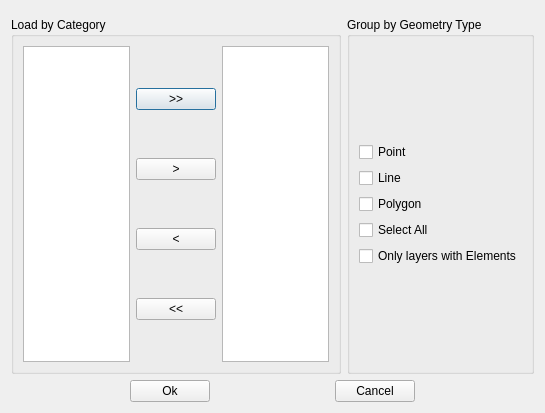
dsgoficial/DsgTools, file LayerTools/load_by_category_dialog.ui: the form before one commit.
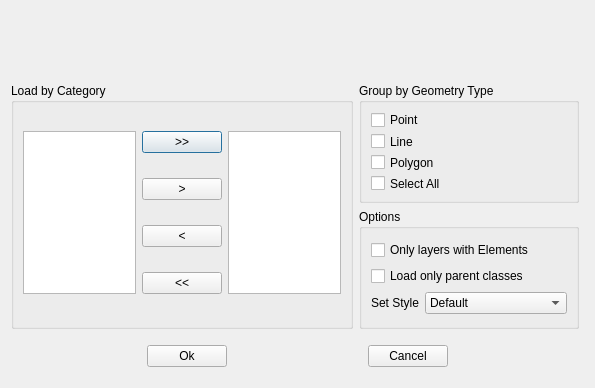
The form after the commit. Custom widgets are drawn as their Qt base class.

Commit message: major load layer refactor (styles missing)

Patch:
```diff
--- a/LayerTools/load_by_category_dialog.ui
+++ b/LayerTools/load_by_category_dialog.ui
@@ -6,37 +6,37 @@
    <rect>
     <x>0</x>
     <y>0</y>
-    <width>545</width>
-    <height>413</height>
+    <width>595</width>
+    <height>388</height>
    </rect>
   </property>
   <property name="windowTitle">
    <string>Load Layers by Category</string>
   </property>
-  <layout class="QGridLayout" name="gridLayout">
-   <item row="0" column="0">
+  <layout class="QGridLayout" name="gridLayout_6">
+   <item row="0" column="0" colspan="2">
     <widget class="ConnectionWidget" name="widget" native="true"/>
    </item>
    <item row="1" column="0">
-    <layout class="QGridLayout" name="gridLayout_4">
-     <item row="0" column="0">
       <widget class="QGroupBox" name="groupBox">
        <property name="title">
         <string>Load by Category</string>
        </property>
        <layout class="QGridLayout" name="gridLayout_3">
-        <item row="0" column="0">
-         <layout class="QHBoxLayout" name="horizontalLayout_3">
-          <item>
+      <item row="0" column="0" rowspan="4">
            <widget class="QListWidget" name="listWidgetCategoryFrom">
+        <property name="sizePolicy">
+         <sizepolicy hsizetype="Preferred" vsizetype="Preferred">
+          <horstretch>0</horstretch>
+          <verstretch>0</verstretch>
+         </sizepolicy>
+        </property>
             <property name="selectionMode">
              <enum>QAbstractItemView::MultiSelection</enum>
             </property>
            </widget>
           </item>
-          <item>
-           <layout class="QVBoxLayout" name="verticalLayout_2">
-            <item>
+      <item row="0" column="1">
              <widget class="QPushButton" name="pushButtonSelectAll">
               <property name="toolTip">
                <string>Select all categories in the database</string>
@@ -46,7 +46,20 @@
               </property>
              </widget>
             </item>
-            <item>
+      <item row="0" column="2" rowspan="4">
+       <widget class="QListWidget" name="listWidgetCategoryTo">
+        <property name="sizePolicy">
+         <sizepolicy hsizetype="Preferred" vsizetype="Preferred">
+          <horstretch>0</horstretch>
+          <verstretch>0</verstretch>
+         </sizepolicy>
+        </property>
+        <property name="selectionMode">
+         <enum>QAbstractItemView::MultiSelection</enum>
+        </property>
+       </widget>
+      </item>
+      <item row="1" column="1">
              <widget class="QPushButton" name="pushButtonSelectOne">
               <property name="toolTip">
                <string>Select only the selected</string>
@@ -56,7 +69,7 @@
               </property>
              </widget>
             </item>
-            <item>
+      <item row="2" column="1">
              <widget class="QPushButton" name="pushButtonDeselectOne">
               <property name="toolTip">
                <string>Remove from list only the selected categories</string>
@@ -66,7 +79,7 @@
               </property>
              </widget>
             </item>
-            <item>
+      <item row="3" column="1">
              <widget class="QPushButton" name="pushButtonDeselectAll">
               <property name="toolTip">
                <string>Remove all categories</string>
@@ -77,21 +90,33 @@
              </widget>
             </item>
            </layout>
-          </item>
-          <item>
-           <widget class="QListWidget" name="listWidgetCategoryTo">
-            <property name="selectionMode">
-             <enum>QAbstractItemView::MultiSelection</enum>
-            </property>
-           </widget>
-          </item>
-         </layout>
-        </item>
-       </layout>
-      </widget>
-     </item>
-     <item row="0" column="1">
+    </widget>
+   </item>
+   <item row="1" column="1">
+    <layout class="QGridLayout" name="gridLayout_5">
+     <property name="rightMargin">
+      <number>5</number>
+     </property>
+     <item row="0" column="0">
       <widget class="QGroupBox" name="groupBox_2">
+       <property name="sizePolicy">
+        <sizepolicy hsizetype="Fixed" vsizetype="Fixed">
+         <horstretch>0</horstretch>
+         <verstretch>0</verstretch>
+        </sizepolicy>
+       </property>
+       <property name="minimumSize">
+        <size>
+         <width>220</width>
+         <height>120</height>
+        </size>
+       </property>
+       <property name="maximumSize">
+        <size>
+         <width>220</width>
+         <height>120</height>
+        </size>
+       </property>
        <property name="title">
         <string>Group by Geometry Type</string>
        </property>
@@ -126,22 +151,128 @@
             </property>
            </widget>
           </item>
-          <item>
+         </layout>
+        </item>
+       </layout>
+      </widget>
+     </item>
+     <item row="1" column="0">
+      <widget class="QGroupBox" name="groupBox_3">
+       <property name="sizePolicy">
+        <sizepolicy hsizetype="Fixed" vsizetype="Fixed">
+         <horstretch>0</horstretch>
+         <verstretch>0</verstretch>
+        </sizepolicy>
+       </property>
+       <property name="minimumSize">
+        <size>
+         <width>220</width>
+         <height>120</height>
+        </size>
+       </property>
+       <property name="maximumSize">
+        <size>
+         <width>220</width>
+         <height>120</height>
+        </size>
+       </property>
+       <property name="title">
+        <string>Options</string>
+       </property>
+       <layout class="QGridLayout" name="gridLayout">
+        <item row="0" column="0">
+         <layout class="QGridLayout" name="gridLayout_4">
+          <item row="0" column="0">
            <widget class="QCheckBox" name="checkBoxOnlyWithElements">
+            <property name="sizePolicy">
+             <sizepolicy hsizetype="MinimumExpanding" vsizetype="Fixed">
+              <horstretch>100</horstretch>
+              <verstretch>0</verstretch>
+             </sizepolicy>
+            </property>
+            <property name="minimumSize">
+             <size>
+              <width>120</width>
+              <height>0</height>
+             </size>
+            </property>
             <property name="text">
              <string>Only layers with Elements</string>
             </property>
            </widget>
           </item>
-         </layout>
-        </item>
-       </layout>
-      </widget>
-     </item>
-    </layout>
+          <item row="1" column="0">
+           <widget class="QCheckBox" name="onlyParentsCheckBox">
+            <property name="sizePolicy">
+             <sizepolicy hsizetype="MinimumExpanding" vsizetype="Fixed">
+              <horstretch>0</horstretch>
+              <verstretch>0</verstretch>
+             </sizepolicy>
+            </property>
+            <property name="minimumSize">
+             <size>
+              <width>100</width>
+              <height>0</height>
+             </size>
+            </property>
+            <property name="text">
+             <string>Load only parent classes</string>
+            </property>
+           </widget>
    </item>
    <item row="2" column="0">
+           <layout class="QHBoxLayout" name="horizontalLayout">
+            <item>
+             <widget class="QLabel" name="label">
+              <property name="sizePolicy">
+               <sizepolicy hsizetype="Fixed" vsizetype="Fixed">
+                <horstretch>0</horstretch>
+                <verstretch>0</verstretch>
+               </sizepolicy>
+              </property>
+              <property name="text">
+               <string>Set Style</string>
+              </property>
+             </widget>
+            </item>
+            <item>
+             <widget class="QComboBox" name="styleComboBox">
+              <property name="sizePolicy">
+               <sizepolicy hsizetype="MinimumExpanding" vsizetype="Fixed">
+                <horstretch>0</horstretch>
+                <verstretch>0</verstretch>
+               </sizepolicy>
+              </property>
+              <property name="minimumSize">
+               <size>
+                <width>100</width>
+                <height>0</height>
+               </size>
+              </property>
+              <item>
+               <property name="text">
+                <string>Default</string>
+               </property>
+              </item>
+             </widget>
+            </item>
+           </layout>
+          </item>
+         </layout>
+        </item>
+       </layout>
+      </widget>
+     </item>
+    </layout>
+   </item>
+   <item row="2" column="0" colspan="2">
     <layout class="QHBoxLayout" name="horizontalLayout_4">
+     <property name="topMargin">
+      <number>10</number>
+     </property>
+     <property name="bottomMargin">
+      <number>10</number>
+     </property>
      <item>
       <spacer name="horizontalSpacer_4">
        <property name="orientation">
```
Left out of the diff: 5 changed lines with no effect on the pictures. Lines whose indentation alone changed are shown as unchanged. The commit also changes 10 other files.
